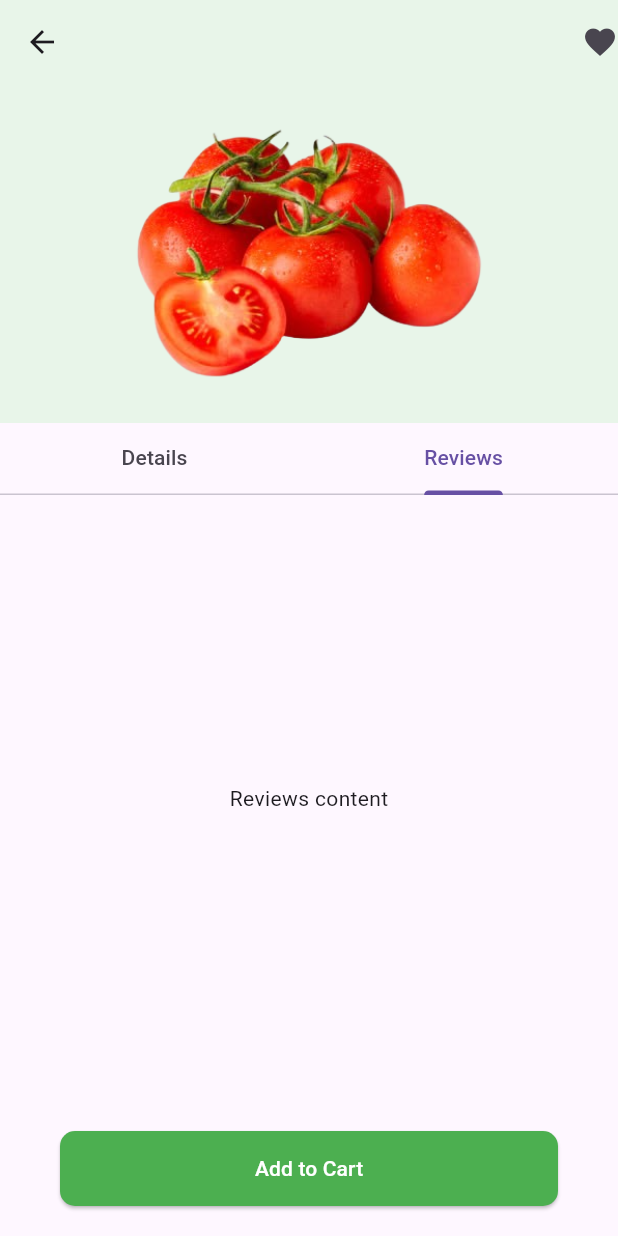
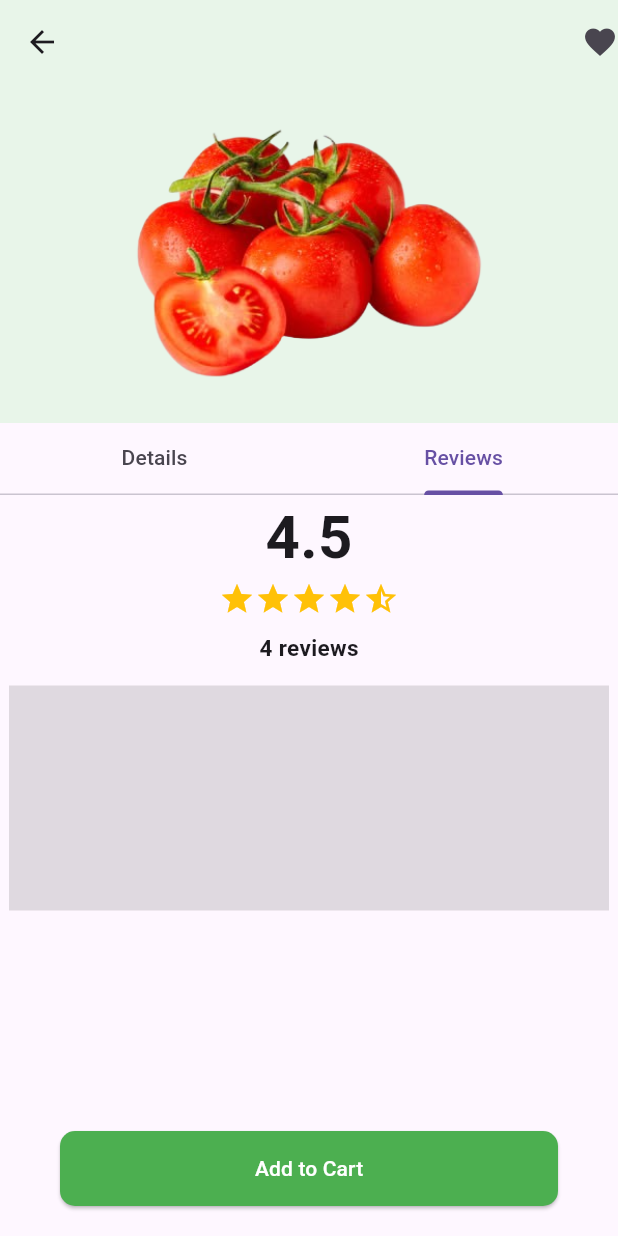
Before and after one commit to AbayomiCodes/Farm2Table, a Flutter app: the ProductDetails screen opened directly with empty values, tab 2 chosen, on a phone screen of 412 x 824 dp. Run offline on Flutter 3.47's test engine with Material 3 defaults, Android fonts, the phone set to English and light mode, and no system bars.

Commit message:
product cards and reviews section

```diff
--- a/lib/pages/screens/home_screen.dart
+++ b/lib/pages/screens/home_screen.dart
@@ -224,6 +224,7 @@ class _HomeScreenState extends State<HomeScreen>
                                   ),
                                 );
                               },
+
                               child: ProductCard(
                                 name: dummyProducts[index]['name'],
                                 price: dummyProducts[index]['price'],
--- a/lib/pages/screens/widgets/product_card.dart
+++ b/lib/pages/screens/widgets/product_card.dart
@@ -22,7 +22,6 @@ class ProductCard extends StatelessWidget {
   Widget build(BuildContext context) {
     return Card(
       child: Column(
-        // crossAxisAlignment: CrossAxisAlignment.start,
         children: [
           Container(
             height: 120,
@@ -59,7 +58,6 @@ class ProductCard extends StatelessWidget {
                 Row(
                   mainAxisAlignment: MainAxisAlignment.end,
                   children: [
-                    // Spacer(),
                     Icon(Icons.favorite_border),
                     Icon(Icons.shopping_cart_outlined),
                   ],
--- a/lib/pages/screens/widgets/product_details.dart
+++ b/lib/pages/screens/widgets/product_details.dart
@@ -178,7 +178,51 @@ class _ProductDetailsState extends State<ProductDetails>
                       ),
 
                       //reviews
-                      Center(child: Text('Reviews content')),
+                      Column(
+                        children: [
+                          Center(
+                            child: Text(
+                              '4.5',
+                              style: TextStyle(
+                                fontSize: 40,
+                                fontWeight: FontWeight.bold,
+                              ),
+                            ),
+                          ),
+
+                          Row(
+                            mainAxisAlignment: MainAxisAlignment.center,
+                            children: [
+                              Icon(Icons.star, color: Colors.amber),
+                              Icon(Icons.star, color: Colors.amber),
+                              Icon(Icons.star, color: Colors.amber),
+                              Icon(Icons.star, color: Colors.amber),
+                              Icon(Icons.star_half, color: Colors.amber),
+                            ],
+                          ),
+                          SizedBox(height: 10),
+
+                          Center(
+                            child: Text(
+                              '4 reviews',
+                              style: TextStyle(
+                                fontSize: 15,
+                                fontWeight: FontWeight.bold,
+                              ),
+                            ),
+                          ),
+
+                          SizedBox(height: 15),
+
+                          Container(
+                            height: 150,
+                            width: 400,
+                            child: DecoratedBox(
+                              decoration: BoxDecoration(color: Colors.black12),
+                            ),
+                          ),
+                        ],
+                      ),
                     ],
                   ),
                 ),
```
Also changed, not shown: lib/pages/screens/widgets/product_details_card.dart (+12 -15 lines), assets/images/apple.jpg (deleted), assets/images/apple.png (added), assets/images/banana.jpg (deleted), assets/images/banana.png (added).
